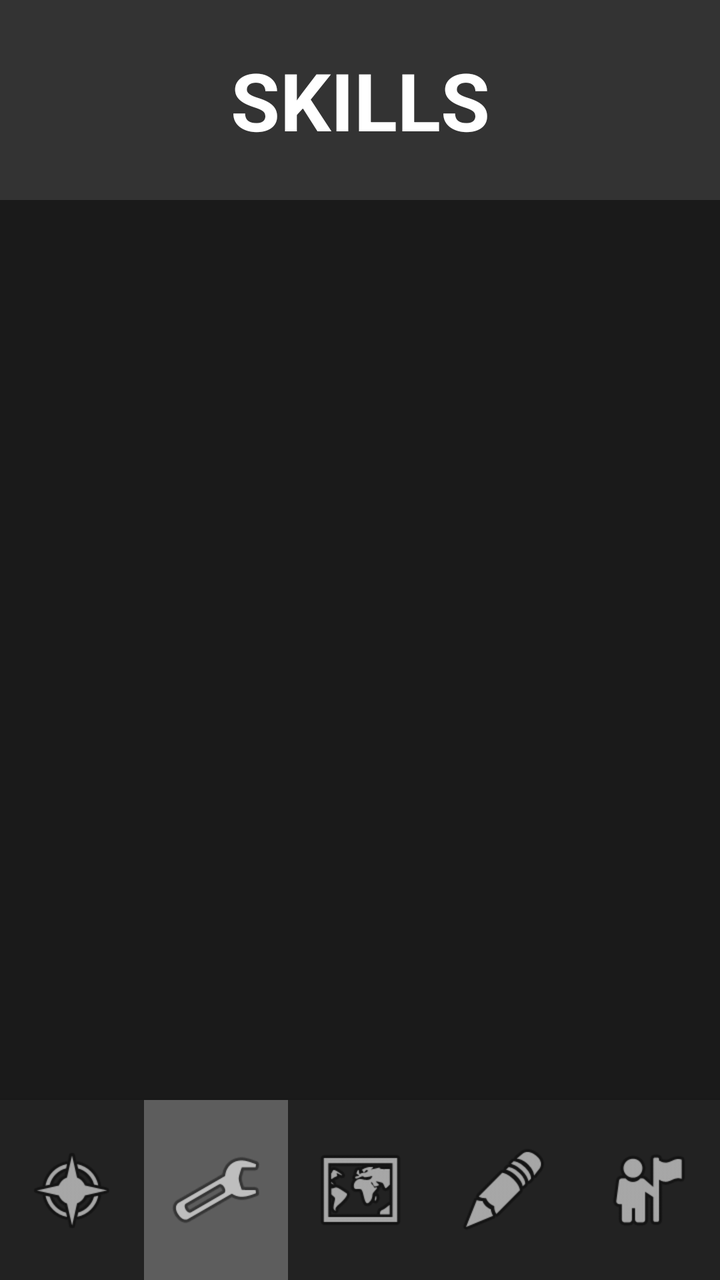
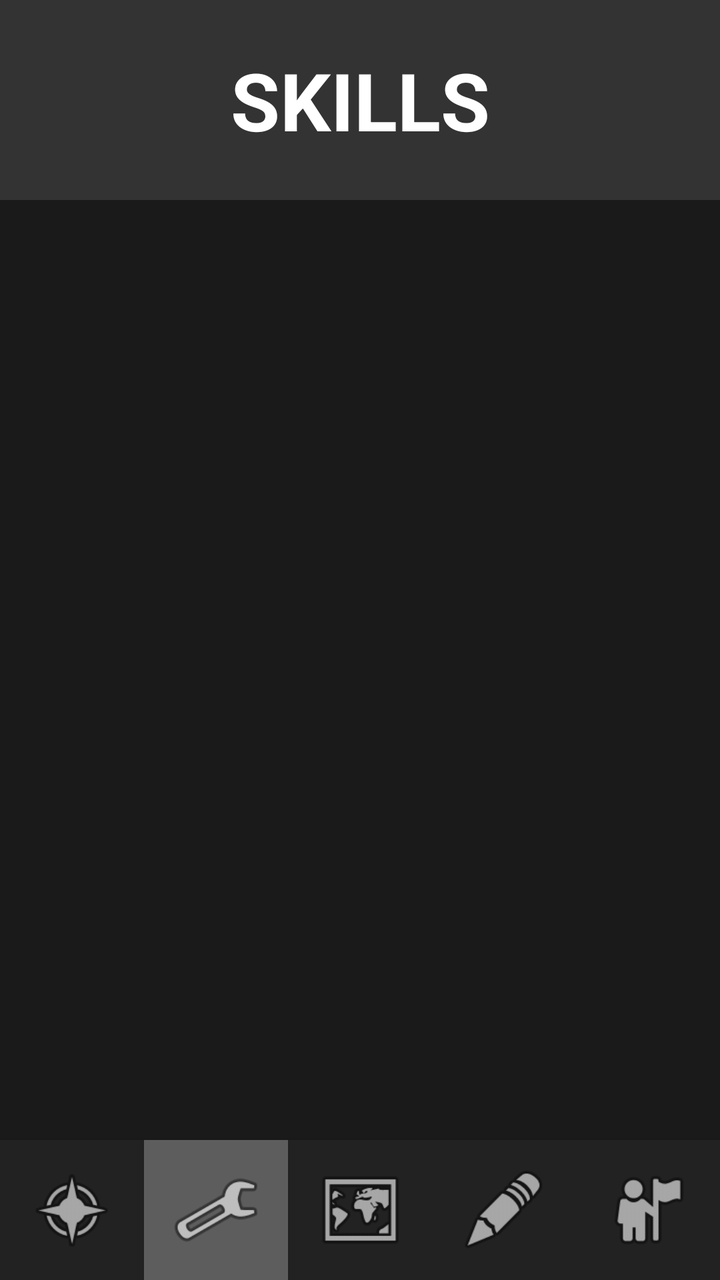

Screens rendered from an Android XML layout before and after an edit, with the pre-edit source and the edit as a unified diff.
<!-- AndroidManifest.xml: application theme Theme.BattleScribe -->
<!-- res/layout/activity_skills.xml -->
<?xml version="1.0" encoding="utf-8"?>
<androidx.constraintlayout.widget.ConstraintLayout xmlns:android="http://schemas.android.com/apk/res/android"
    xmlns:app="http://schemas.android.com/apk/res-auto"
    xmlns:tools="http://schemas.android.com/tools"
    android:id="@+id/main"
    android:layout_width="match_parent"
    android:layout_height="match_parent"
    tools:context=".SkillsActivity">

    <ImageView
        android:id="@+id/imageView2"
        android:layout_width="0dp"
        android:layout_height="100dp"
        android:background="#333333"
        android:scaleType="centerCrop"
        app:layout_constraintEnd_toEndOf="parent"
        app:layout_constraintStart_toStartOf="parent"
        app:layout_constraintTop_toTopOf="parent" />

    <TextView
        android:id="@+id/skills_title"
        android:layout_width="wrap_content"
        android:layout_height="wrap_content"
        android:text="SKILLS"
        android:textColor="#FFFFFF"
        android:textSize="40sp"
        android:textStyle="bold"
        app:layout_constraintBottom_toBottomOf="@+id/imageView2"
        app:layout_constraintEnd_toEndOf="parent"
        app:layout_constraintStart_toStartOf="parent"
        app:layout_constraintTop_toTopOf="parent" />

    <ScrollView
        android:layout_width="0dp"
        android:layout_height="0dp"
        android:background="#1A1A1A"
        app:layout_constraintBottom_toTopOf="@+id/linearLayout"
        app:layout_constraintEnd_toEndOf="parent"
        app:layout_constraintStart_toStartOf="parent"
        app:layout_constraintTop_toBottomOf="@+id/imageView2">

        <LinearLayout
            android:id="@+id/skills_container"
            android:layout_width="match_parent"
            android:layout_height="wrap_content"
            android:orientation="vertical"
            android:padding="8dp">
        </LinearLayout>
    </ScrollView>

    
    <LinearLayout
        android:id="@+id/linearLayout"
        android:layout_width="0dp"
        android:layout_height="90dp"
        android:orientation="horizontal"
        android:background="#222222"
        android:elevation="10dp"
        app:layout_constraintBottom_toBottomOf="parent"
        app:layout_constraintEnd_toEndOf="parent"
        app:layout_constraintStart_toStartOf="parent">

        <ImageView
            android:id="@+id/shop"
            android:layout_width="0dp"
            android:layout_height="match_parent"
            android:layout_weight="1"
            android:padding="12dp"
            app:srcCompat="@android:drawable/ic_menu_compass" />

        <ImageView
            android:id="@+id/skills"
            android:layout_width="0dp"
            android:layout_height="match_parent"
            android:layout_weight="1"
            android:padding="12dp"
            android:background="#44FFFFFF"
            app:srcCompat="@android:drawable/ic_menu_manage" />

        <ImageView
            android:id="@+id/adventure"
            android:layout_width="0dp"
            android:layout_height="match_parent"
            android:layout_weight="1"
            android:padding="12dp"
            app:srcCompat="@android:drawable/ic_menu_mapmode" />

        <ImageView
            android:id="@+id/crafting"
            android:layout_width="0dp"
            android:layout_height="match_parent"
            android:layout_weight="1"
            android:padding="12dp"
            app:srcCompat="@android:drawable/ic_menu_edit" />

        <ImageView
            android:id="@+id/character"
            android:layout_width="0dp"
            android:layout_height="match_parent"
            android:layout_weight="1"
            android:padding="12dp"
            app:srcCompat="@android:drawable/ic_menu_myplaces" />
    </LinearLayout>
</androidx.constraintlayout.widget.ConstraintLayout>
<!-- resources referenced by this layout -->
<resources>
  <style name="Theme.BattleScribe" parent="Base.Theme.BattleScribe" />
  <style name="Base.Theme.BattleScribe" parent="Theme.Material3.DayNight.NoActionBar">
          
          
      </style>
</resources>

<!-- the commit's change to res/layout/activity_skills.xml (unified diff, before → after) -->
@@ -52,7 +52,7 @@
     <LinearLayout
         android:id="@+id/linearLayout"
         android:layout_width="0dp"
-        android:layout_height="90dp"
+        android:layout_height="70dp"
         android:orientation="horizontal"
         android:background="#222222"
         android:elevation="10dp"
